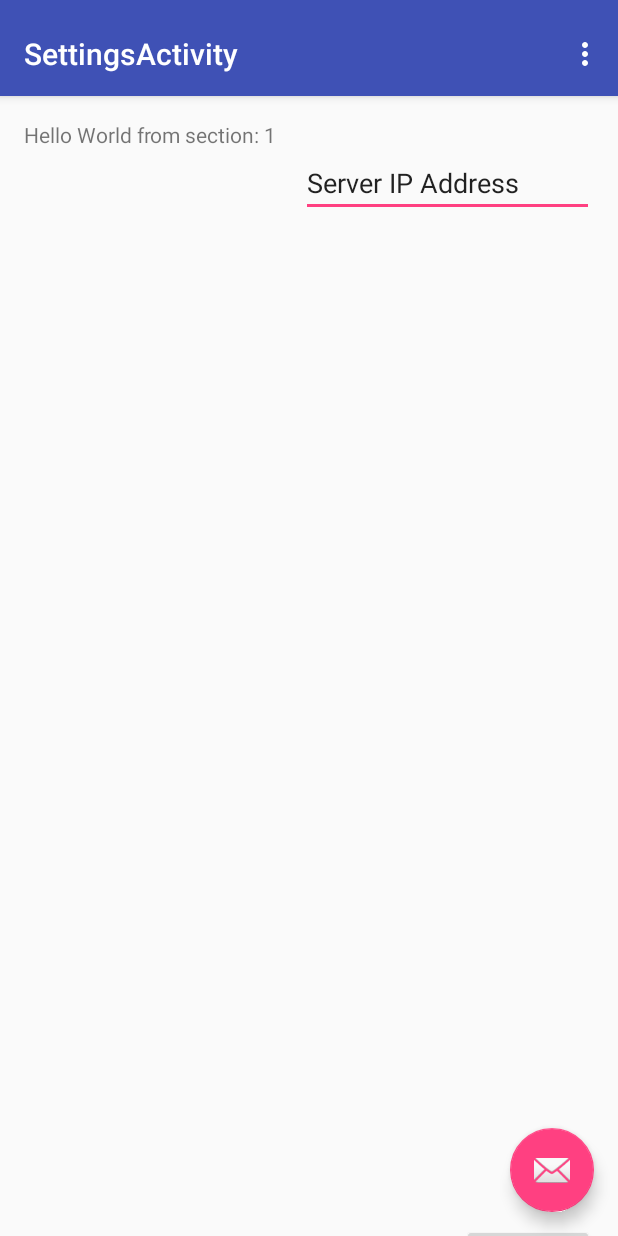
After one commit to bosoxfanx5/ScAndroid, an Android app: the SettingsActivity screen opened directly, with no data from a screen before it, on a phone screen of 412 x 824 dp. The commit adds this screen. Run offline under Robolectric (Android 15) with nearby library versions, the phone set to English and light mode, and no system bars.

Commit message:
Added activity for settings.  Finished adding layout componenets for minimal functionality.

```diff
--- a/app/src/main/AndroidManifest.xml
+++ b/app/src/main/AndroidManifest.xml
@@ -18,6 +18,10 @@
                 <category android:name="android.intent.category.LAUNCHER" />
             </intent-filter>
         </activity>
+        <activity
+            android:name=".SettingsActivity"
+            android:label="@string/title_activity_settings"
+            android:theme="@style/AppTheme.NoActionBar"></activity>
     </application>
 
 </manifest>
--- a/app/src/main/java/edu/byui/cs246/scandroid/MainActivity.java
+++ b/app/src/main/java/edu/byui/cs246/scandroid/MainActivity.java
@@ -4,6 +4,7 @@
 //This is Dan's second awesome comment.
 package edu.byui.cs246.scandroid;
 
+import android.content.Intent;
 import android.os.Bundle;
 import android.support.design.widget.FloatingActionButton;
 import android.support.design.widget.Snackbar;
@@ -47,7 +48,7 @@ public class MainActivity extends AppCompatActivity {
         });
 
         //wire up button
-        Button btn = (Button) findViewById(R.id.button);
+        Button btn = (Button) findViewById(R.id.listButton);
         btn.setOnClickListener(new View.OnClickListener() {
             @Override
             public void onClick(View v) {
@@ -81,6 +82,12 @@ public class MainActivity extends AppCompatActivity {
         txtView.setText(thisCode.rawValue);
     }
 
+    public void activateSettings(View view)
+    {
+        Intent intent = new Intent(MainActivity.this, SettingsActivity.class);
+        startActivity(intent);
+    }
+
 //    @Override
 //    public boolean onCreateOptionsMenu(Menu menu) {
 //        // Inflate the menu; this adds items to the action bar if it is present.
--- /dev/null
+++ b/app/src/main/java/edu/byui/cs246/scandroid/SettingsActivity.java
@@ -0,0 +1,165 @@
+package edu.byui.cs246.scandroid;
+
+import android.content.Intent;
+import android.support.design.widget.FloatingActionButton;
+import android.support.design.widget.Snackbar;
+import android.support.v7.app.AppCompatActivity;
+import android.support.v7.widget.Toolbar;
+
+import android.support.v4.app.Fragment;
+import android.support.v4.app.FragmentManager;
+import android.support.v4.app.FragmentPagerAdapter;
+import android.support.v4.view.ViewPager;
+import android.os.Bundle;
+import android.view.LayoutInflater;
+import android.view.Menu;
+import android.view.MenuItem;
+import android.view.View;
+import android.view.ViewGroup;
+
+import android.widget.TextView;
+
+import static edu.byui.cs246.scandroid.R.layout.fragment_settings;
+
+public class SettingsActivity extends AppCompatActivity {
+
+    /**
+     * The {@link android.support.v4.view.PagerAdapter} that will provide
+     * fragments for each of the sections. We use a
+     * {@link FragmentPagerAdapter} derivative, which will keep every
+     * loaded fragment in memory. If this becomes too memory intensive, it
+     * may be best to switch to a
+     * {@link android.support.v4.app.FragmentStatePagerAdapter}.
+     */
+    private SectionsPagerAdapter mSectionsPagerAdapter;
+
+    /**
+     * The {@link ViewPager} that will host the section contents.
+     */
+    private ViewPager mViewPager;
+
+    @Override
+    protected void onCreate(Bundle savedInstanceState) {
+        super.onCreate(savedInstanceState);
+        setContentView(R.layout.activity_settings);
+
+        Toolbar toolbar = (Toolbar) findViewById(R.id.toolbar);
+        setSupportActionBar(toolbar);
+        // Create the adapter that will return a fragment for each of the three
+        // primary sections of the activity.
+        mSectionsPagerAdapter = new SectionsPagerAdapter(getSupportFragmentManager());
+
+        // Set up the ViewPager with the sections adapter.
+        mViewPager = (ViewPager) findViewById(R.id.container);
+        mViewPager.setAdapter(mSectionsPagerAdapter);
+
+
+        FloatingActionButton fab = (FloatingActionButton) findViewById(R.id.fab);
+        fab.setOnClickListener(new View.OnClickListener() {
+            @Override
+            public void onClick(View view) {
+                Snackbar.make(view, "Replace with your own action", Snackbar.LENGTH_LONG)
+                        .setAction("Action", null).show();
+            }
+        });
+
+        //Intent intent = new Intent(SettingsActivity.this, SettingsActivity.class);
+        //startActivityFromFragment(R.layout.fragment_settings, intent);
+
+    }
+
+
+    @Override
+    public boolean onCreateOptionsMenu(Menu menu) {
+        // Inflate the menu; this adds items to the action bar if it is present.
+        getMenuInflater().inflate(R.menu.menu_settings, menu);
+        return true;
+    }
+
+    @Override
+    public boolean onOptionsItemSelected(MenuItem item) {
+        // Handle action bar item clicks here. The action bar will
+        // automatically handle clicks on the Home/Up button, so long
+        // as you specify a parent activity in AndroidManifest.xml.
+        int id = item.getItemId();
+
+        //noinspection SimplifiableIfStatement
+        if (id == R.id.action_settings) {
+            return true;
+        }
+
+        return super.onOptionsItemSelected(item);
+    }
+
+    /**
+     * A placeholder fragment containing a simple view.
+     */
+    public static class PlaceholderFragment extends Fragment {
+        /**
+         * The fragment argument representing the section number for this
+         * fragment.
+         */
+        private static final String ARG_SECTION_NUMBER = "section_number";
+
+        public PlaceholderFragment() {
+        }
+
+        /**
+         * Returns a new instance of this fragment for the given section
+         * number.
+         */
+        public static PlaceholderFragment newInstance(int sectionNumber) {
+            PlaceholderFragment fragment = new PlaceholderFragment();
+            Bundle args = new Bundle();
+            args.putInt(ARG_SECTION_NUMBER, sectionNumber);
+            fragment.setArguments(args);
+            return fragment;
+        }
+
+        @Override
+        public View onCreateView(LayoutInflater inflater, ViewGroup container,
+                                 Bundle savedInstanceState) {
+            View rootView = inflater.inflate(fragment_settings, container, false);
+            TextView textView = (TextView) rootView.findViewById(R.id.section_label);
+            textView.setText(getString(R.string.section_format, getArguments().getInt(ARG_SECTION_NUMBER)));
+            return rootView;
+        }
+    }
+
+    /**
+     * A {@link FragmentPagerAdapter} that returns a fragment corresponding to
+     * one of the sections/tabs/pages.
+     */
+    public class SectionsPagerAdapter extends FragmentPagerAdapter {
+
+        public SectionsPagerAdapter(FragmentManager fm) {
+            super(fm);
+        }
+
+        @Override
+        public Fragment getItem(int position) {
+            // getItem is called to instantiate the fragment for the given page.
+            // Return a PlaceholderFragment (defined as a static inner class below).
+            return PlaceholderFragment.newInstance(position + 1);
+        }
+
+        @Override
+        public int getCount() {
+            // Show 3 total pages.
+            return 3;
+        }
+
+        @Override
+        public CharSequence getPageTitle(int position) {
+            switch (position) {
+                case 0:
+                    return "SECTION 1";
+                case 1:
+                    return "SECTION 2";
+                case 2:
+                    return "SECTION 3";
+            }
+            return null;
+        }
+    }
+}
--- a/app/src/main/res/layout/activity_main.xml
+++ b/app/src/main/res/layout/activity_main.xml
@@ -53,13 +53,15 @@
             android:layout_gravity="bottom|start"
             android:layout_margin="@dimen/fab_margin"
             app:srcCompat="@android:drawable/ic_dialog_info"
-            app:backgroundTint="?attr/actionMenuTextColor" />
+            app:backgroundTint="?attr/actionMenuTextColor"
+            android:onClick="activateSettings(MainActivity)"
+            />
 
         <Button
             android:text="0"
             android:layout_width="80px"
             android:layout_height="80px"
-            android:id="@+id/button3"
+            android:id="@+id/allButton"
             android:layout_gravity="center|start"
             android:background="@android:drawable/editbox_dropdown_light_frame"
             style="@style/Widget.AppCompat.Button" />
@@ -68,7 +70,7 @@
             android:text="0"
             android:layout_width="80px"
             android:layout_height="80px"
-            android:id="@+id/button2"
+            android:id="@+id/listButton"
             android:layout_gravity="center|start"
             android:background="@android:drawable/editbox_dropdown_light_frame"
             style="@style/Widget.AppCompat.Button" />
--- /dev/null
+++ b/app/src/main/res/layout/activity_settings.xml
@@ -0,0 +1,44 @@
+<?xml version="1.0" encoding="utf-8"?>
+<android.support.design.widget.CoordinatorLayout xmlns:android="http://schemas.android.com/apk/res/android"
+    xmlns:app="http://schemas.android.com/apk/res-auto"
+    xmlns:tools="http://schemas.android.com/tools"
+    android:id="@+id/main_content"
+    android:layout_width="match_parent"
+    android:layout_height="match_parent"
+    android:fitsSystemWindows="true"
+    tools:context="edu.byui.cs246.scandroid.SettingsActivity">
+
+    <android.support.design.widget.AppBarLayout
+        android:id="@+id/appbar"
+        android:layout_width="match_parent"
+        android:layout_height="wrap_content"
+        android:paddingTop="@dimen/appbar_padding_top"
+        android:theme="@style/AppTheme.AppBarOverlay">
+
+        <android.support.v7.widget.Toolbar
+            android:id="@+id/toolbar"
+            android:layout_width="match_parent"
+            android:layout_height="?attr/actionBarSize"
+            android:background="?attr/colorPrimary"
+            app:layout_scrollFlags="scroll|enterAlways"
+            app:popupTheme="@style/AppTheme.PopupOverlay">
+
+        </android.support.v7.widget.Toolbar>
+
+    </android.support.design.widget.AppBarLayout>
+
+    <android.support.v4.view.ViewPager
+        android:id="@+id/container"
+        android:layout_width="match_parent"
+        android:layout_height="match_parent"
+        app:layout_behavior="@string/appbar_scrolling_view_behavior" />
+
+    <android.support.design.widget.FloatingActionButton
+        android:id="@+id/fab"
+        android:layout_width="wrap_content"
+        android:layout_height="wrap_content"
+        android:layout_gravity="end|bottom"
+        android:layout_margin="@dimen/fab_margin"
+        app:srcCompat="@android:drawable/ic_dialog_email" />
+
+</android.support.design.widget.CoordinatorLayout>
--- /dev/null
+++ b/app/src/main/res/layout/fragment_settings.xml
@@ -0,0 +1,44 @@
+<RelativeLayout xmlns:android="http://schemas.android.com/apk/res/android"
+    xmlns:tools="http://schemas.android.com/tools"
+    android:layout_width="match_parent"
+    android:layout_height="match_parent"
+    android:paddingBottom="@dimen/activity_vertical_margin"
+    android:paddingLeft="@dimen/activity_horizontal_margin"
+    android:paddingRight="@dimen/activity_horizontal_margin"
+    android:paddingTop="@dimen/activity_vertical_margin"
+    tools:context="edu.byui.cs246.scandroid.SettingsActivity$PlaceholderFragment">
+
+    <TextView
+        android:id="@+id/section_label"
+        android:layout_width="wrap_content"
+        android:layout_height="wrap_content" />
+
+    <EditText
+        android:layout_width="wrap_content"
+        android:layout_height="wrap_content"
+        android:inputType="textPersonName"
+        android:text="Server IP Address"
+        android:ems="10"
+        android:layout_marginStart="16dp"
+        android:id="@+id/editText"
+        android:layout_below="@+id/section_label"
+        android:layout_toEndOf="@+id/section_label" />
+
+    <Button
+        android:text="Save"
+        android:layout_width="wrap_content"
+        android:layout_height="wrap_content"
+        android:layout_alignBottom="@+id/editText"
+        android:layout_toEndOf="@+id/editText"
+        android:layout_marginStart="14dp"
+        android:id="@+id/saveButton" />
+
+    <Button
+        android:text="Exit"
+        android:layout_width="wrap_content"
+        android:layout_height="wrap_content"
+        android:layout_alignParentBottom="true"
+        android:layout_alignParentEnd="true"
+        android:id="@+id/exitButton" />
+
+</RelativeLayout>
--- /dev/null
+++ b/app/src/main/res/menu/menu_settings.xml
@@ -0,0 +1,10 @@
+<menu xmlns:android="http://schemas.android.com/apk/res/android"
+    xmlns:app="http://schemas.android.com/apk/res-auto"
+    xmlns:tools="http://schemas.android.com/tools"
+    tools:context="edu.byui.cs246.scandroid.SettingsActivity">
+    <item
+        android:id="@+id/action_settings"
+        android:orderInCategory="100"
+        android:title="@string/action_settings"
+        app:showAsAction="never" />
+</menu>
--- a/app/src/main/res/values/dimens.xml
+++ b/app/src/main/res/values/dimens.xml
@@ -3,4 +3,5 @@
     <dimen name="activity_horizontal_margin">16dp</dimen>
     <dimen name="activity_vertical_margin">16dp</dimen>
     <dimen name="fab_margin">16dp</dimen>
+    <dimen name="appbar_padding_top">8dp</dimen>
 </resources>
--- a/app/src/main/res/values/strings.xml
+++ b/app/src/main/res/values/strings.xml
@@ -1,4 +1,6 @@
 <resources>
     <string name="app_name">ScAndroid</string>
     <string name="action_settings">Settings</string>
+    <string name="title_activity_settings">SettingsActivity</string>
+    <string name="section_format">Hello World from section: %1$d</string>
 </resources>
```
